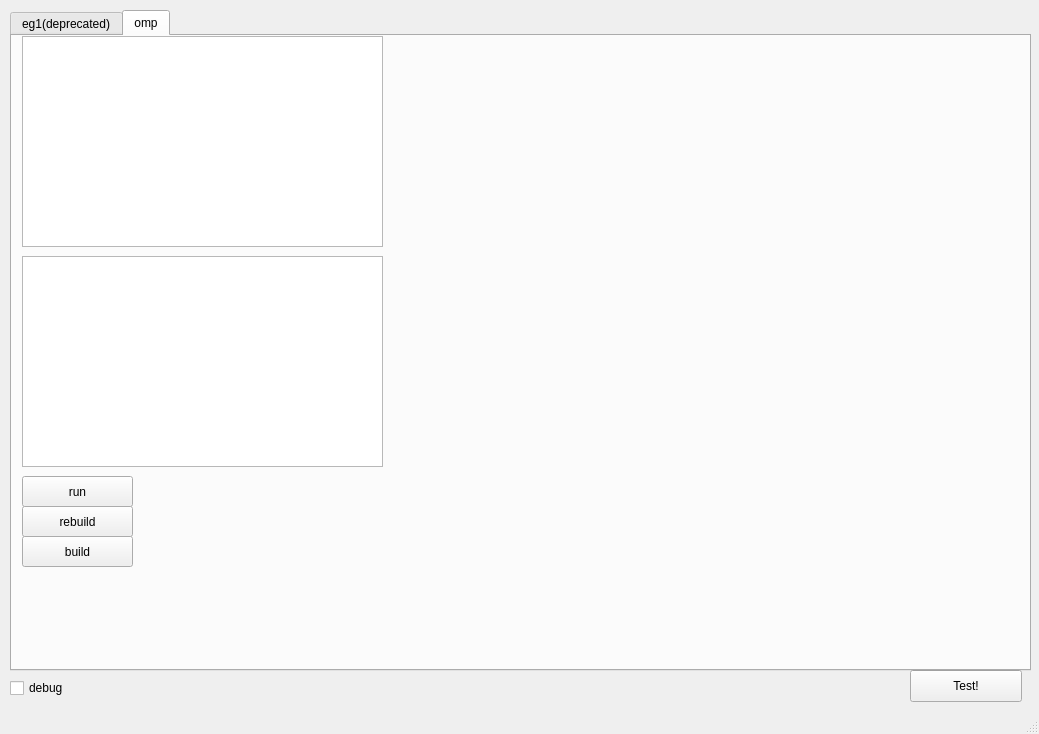
Above: pypopt/gui/rtp.ui from rubis-lab/popt-dev before the change. Below: the same form after it.
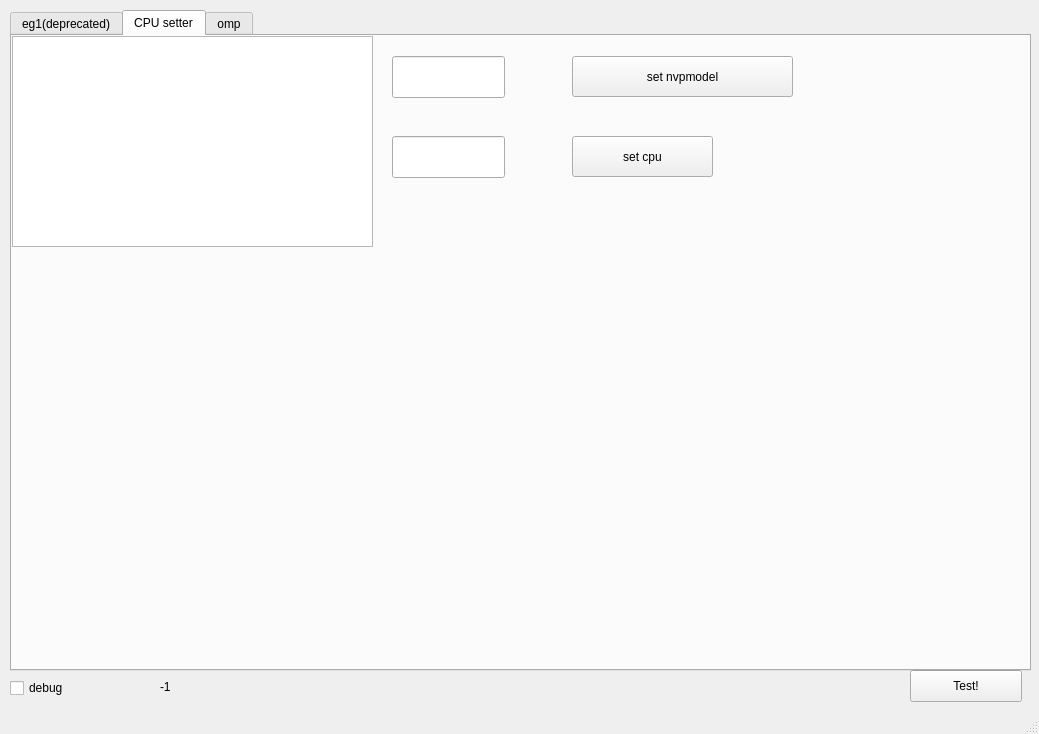
That is the form after the change.

Commit message: #CU-43rqxn[complete] create instantiated cpuset maker (script)

What changed in the file:
```diff
--- a/pypopt/gui/rtp.ui
+++ b/pypopt/gui/rtp.ui
@@ -49,6 +49,9 @@
       <height>661</height>
      </rect>
     </property>
+    <property name="tabPosition">
+     <enum>QTabWidget::North</enum>
+    </property>
     <property name="currentIndex">
      <number>1</number>
     </property>
@@ -116,6 +119,67 @@
       </property>
      </widget>
     </widget>
+    <widget class="QWidget" name="tab_3">
+     <attribute name="title">
+      <string>CPU setter</string>
+     </attribute>
+     <widget class="QPushButton" name="btn_set_freq">
+      <property name="geometry">
+       <rect>
+        <x>560</x>
+        <y>20</y>
+        <width>221</width>
+        <height>41</height>
+       </rect>
+      </property>
+      <property name="text">
+       <string>set nvpmodel</string>
+      </property>
+     </widget>
+     <widget class="QTreeView" name="treeview_scripts_cfg">
+      <property name="geometry">
+       <rect>
+        <x>0</x>
+        <y>0</y>
+        <width>361</width>
+        <height>211</height>
+       </rect>
+      </property>
+     </widget>
+     <widget class="QPushButton" name="btn_set_cpu">
+      <property name="geometry">
+       <rect>
+        <x>560</x>
+        <y>100</y>
+        <width>141</width>
+        <height>41</height>
+       </rect>
+      </property>
+      <property name="text">
+       <string>set cpu</string>
+      </property>
+     </widget>
+     <widget class="QLineEdit" name="line_edit_set_nvp">
+      <property name="geometry">
+       <rect>
+        <x>380</x>
+        <y>20</y>
+        <width>113</width>
+        <height>42</height>
+       </rect>
+      </property>
+     </widget>
+     <widget class="QLineEdit" name="line_edit_set_cpu">
+      <property name="geometry">
+       <rect>
+        <x>380</x>
+        <y>100</y>
+        <width>113</width>
+        <height>42</height>
+       </rect>
+      </property>
+     </widget>
+    </widget>
     <widget class="QWidget" name="tab_2">
      <attribute name="title">
       <string>omp</string>
@@ -191,6 +255,19 @@
      </widget>
     </widget>
    </widget>
+   <widget class="QLabel" name="label_tid">
+    <property name="geometry">
+     <rect>
+      <x>160</x>
+      <y>670</y>
+      <width>129</width>
+      <height>34</height>
+     </rect>
+    </property>
+    <property name="text">
+     <string>-1</string>
+    </property>
+   </widget>
   </widget>
   <widget class="QStatusBar" name="statusbar"/>
  </widget>
```
The commit also changes 5 other files.
